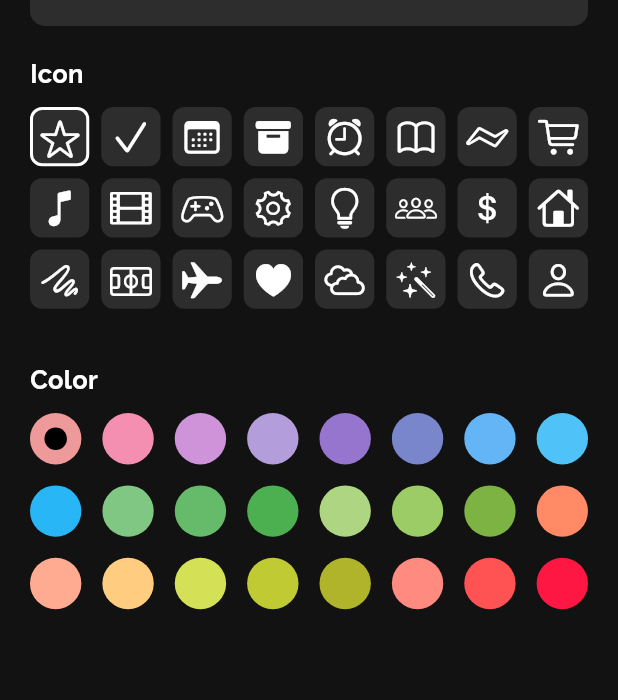
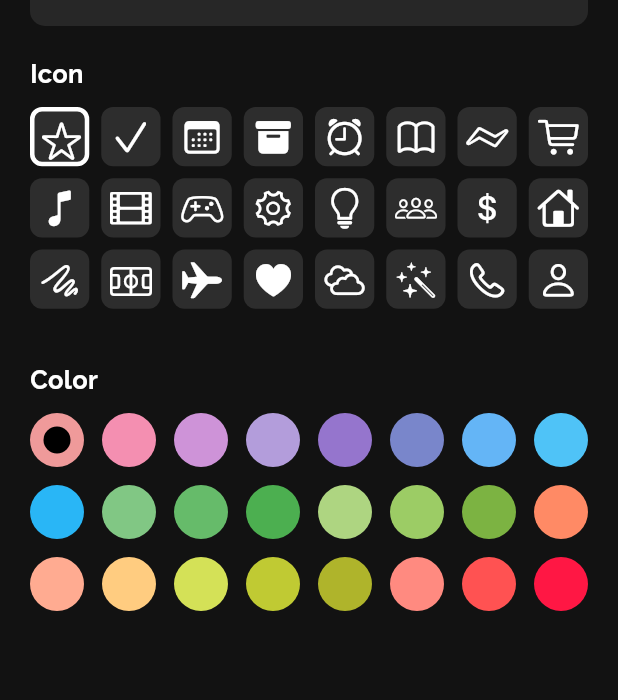
Before and after one commit to PratikJH153/HabitKitClone, a Flutter app: the AddPage screen opened directly, on a phone screen of 412 x 824 dp. Shown: the part 349-1049 px from the top of the screen. Run offline on Flutter 3.47's test engine with Material 3 defaults, Android fonts, the phone set to English and light mode, and no system bars; our stand-ins replace sqflite; accounts and stored records are empty; Roboto replaces fonts that are missing (Grandis Extended); project files that could hold a hidden picture were left out.

Commit message:
Added sql queries

```diff
--- /dev/null
+++ b/lib/models/habit.dart
@@ -0,0 +1,58 @@
+import 'package:flutter/cupertino.dart';
+
+class Habit {
+  int? id;
+  IconData? icon;
+  String? title;
+  String? description;
+  List<int>? done;
+  Color? color;
+  DateTime? startDate;
+
+  Habit({
+    this.title,
+    this.description,
+    this.icon,
+    this.color,
+    this.done,
+    this.startDate,
+  });
+
+  Habit.withID({
+    this.id,
+    this.title,
+    this.description,
+    this.icon,
+    this.color,
+    this.done,
+    this.startDate,
+  });
+
+  Map<String, dynamic> toMap() {
+    var map = <String, dynamic>{};
+    if (id != null) {
+      map['id'] = id;
+    }
+    map['title'] = title;
+
+    map['description'] = description;
+    map['icon'] = icon;
+    map['color'] = color;
+    map['done'] = done;
+    map['startDate'] = startDate;
+
+    return map;
+  }
+
+  factory Habit.fromMap(Map<String, dynamic> map) {
+    return Habit.withID(
+      id: map['id'],
+      title: map['title'],
+      description: map['priority'],
+      icon: map['icon'],
+      color: map['color'],
+      done: map["done"],
+      startDate: map["startDate"],
+    );
+  }
+}
--- a/lib/views/add_page.dart
+++ b/lib/views/add_page.dart
@@ -137,7 +137,7 @@ class _AddPageState extends State<AddPage> {
                                   _selectedIcon.icon == habitIcons[index].icon
                                       ? Border.all(
                                           color: Colors.white,
-                                          width: 2,
+                                          width: 3,
                                         )
                                       : null,
                               color: const Color.fromARGB(255, 45, 45, 45),
@@ -176,8 +176,8 @@ class _AddPageState extends State<AddPage> {
                       gridDelegate:
                           const SliverGridDelegateWithFixedCrossAxisCount(
                         crossAxisCount: 8,
-                        mainAxisSpacing: 14.0,
-                        crossAxisSpacing: 14.0,
+                        mainAxisSpacing: 12.0,
+                        crossAxisSpacing: 12.0,
                       ),
                       itemCount: habitColors.length,
                       itemBuilder: (context, index) {
@@ -195,10 +195,10 @@ class _AddPageState extends State<AddPage> {
                             child: Center(
                               child: _selectedColor == habitColors[index]
                                   ? Container(
-                                      height: 15,
-                                      width: 15,
-                                      padding: EdgeInsets.all(5),
-                                      decoration: BoxDecoration(
+                                      height: 18,
+                                      width: 18,
+                                      padding: const EdgeInsets.all(5),
+                                      decoration: const BoxDecoration(
                                         shape: BoxShape.circle,
                                         color: Colors.black,
                                       ),
--- a/lib/widgets/textfield_widget.dart
+++ b/lib/widgets/textfield_widget.dart
@@ -28,7 +28,7 @@ class TextFieldWidget extends StatelessWidget {
           ),
           Container(
             decoration: const BoxDecoration(
-              color: Color.fromARGB(255, 45, 45, 45),
+              color: Color.fromARGB(255, 39, 39, 39),
               borderRadius: BorderRadius.all(
                 Radius.circular(10),
               ),
--- a/pubspec.yaml
+++ b/pubspec.yaml
@@ -30,7 +30,8 @@ environment:
 dependencies:
   flutter:
     sdk: flutter
-
+  sqflite: ^2.3.0
+  path_provider: ^2.1.2
 
   # The following adds the Cupertino Icons font to your application.
   # Use with the CupertinoIcons class for iOS style icons.
```
Also changed, not shown: lib/constants/dummy_data.dart (added, +26 -0 lines), lib/logic/database.dart (added, +88 -0 lines), lib/views/home.dart (+111 -52 lines), pubspec.lock, 10 other files.
